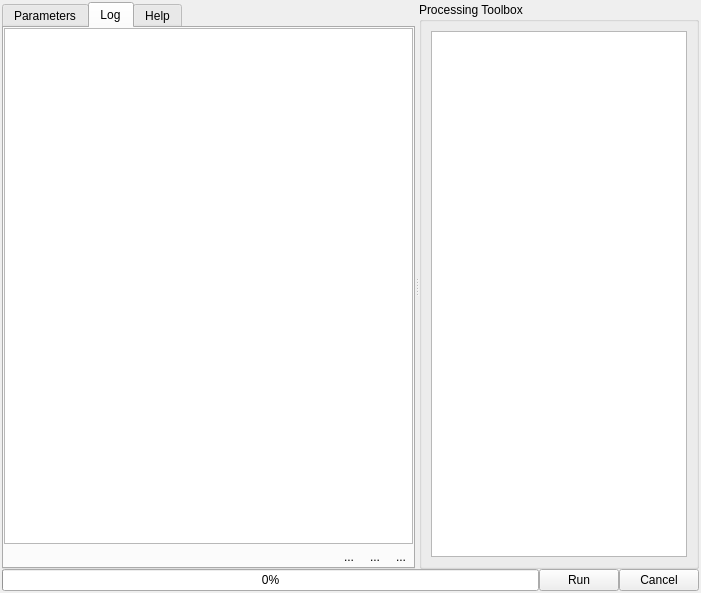
Before: the Qt Designer form qps/speclib/ui/spectralprocessingwidget.ui in EnMAP-Box/qgispluginsupport, drawn with Qt 5.
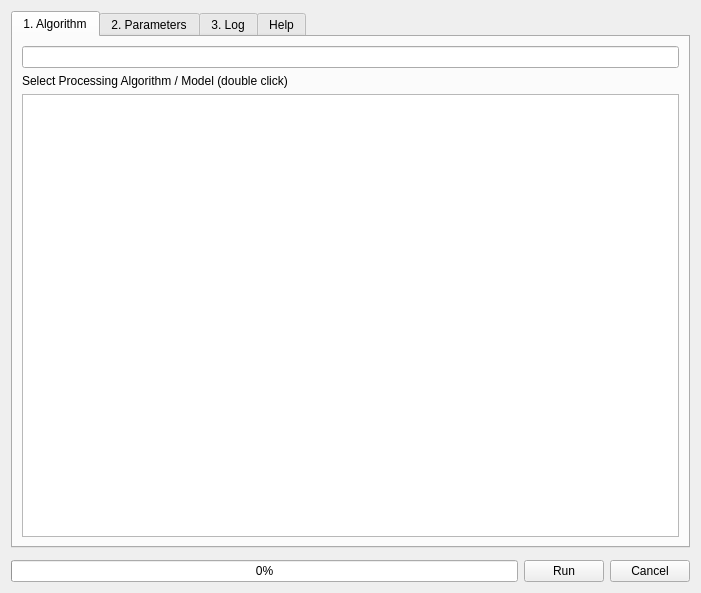
After: the same form once the commit is applied. The open tabs and pages were chosen to show the change. Icons and pictures are not drawn. Custom widgets are drawn as their Qt base class.

Commit message: SpectralProcessingWidget: changed layout and icon, added filter box for processing algorithms

```diff
--- a/qps/speclib/ui/spectralprocessingwidget.ui
+++ b/qps/speclib/ui/spectralprocessingwidget.ui
@@ -17,24 +17,9 @@
    <iconset resource="../../../../QGIS/images/images.qrc">
     <normaloff>:/images/themes/default/mActionAddExpression.svg</normaloff>:/images/themes/default/mActionAddExpression.svg</iconset>
   </property>
-  <layout class="QVBoxLayout" name="verticalLayout_4">
-   <property name="spacing">
-    <number>0</number>
-   </property>
-   <property name="leftMargin">
-    <number>2</number>
-   </property>
-   <property name="topMargin">
-    <number>2</number>
-   </property>
-   <property name="rightMargin">
-    <number>2</number>
-   </property>
-   <property name="bottomMargin">
-    <number>2</number>
-   </property>
+  <layout class="QVBoxLayout" name="verticalLayout_3">
    <item>
-    <widget class="QSplitter" name="splitter_2">
+    <widget class="QSplitter" name="splitter">
      <property name="sizePolicy">
       <sizepolicy hsizetype="Expanding" vsizetype="Preferred">
        <horstretch>0</horstretch>
@@ -54,9 +39,43 @@
       <property name="currentIndex">
        <number>0</number>
       </property>
+      <widget class="QWidget" name="tabProcessingAlgorithm">
+       <attribute name="title">
+        <string>1. Algorithm</string>
+       </attribute>
+       <layout class="QVBoxLayout" name="verticalLayout_4">
+        <item>
+         <widget class="QgsFilterLineEdit" name="tbAlgorithmFilter">
+          <property name="qgisRelation" stdset="0">
+           <string notr="true"/>
+          </property>
+         </widget>
+        </item>
+        <item>
+         <widget class="QLabel" name="label">
+          <property name="text">
+           <string>Select Processing Algorithm / Model (double click)</string>
+          </property>
+         </widget>
+        </item>
+        <item>
+         <widget class="SpectralProcessingAlgorithmTreeView" name="mTreeViewAlgorithms">
+          <property name="dragEnabled">
+           <bool>true</bool>
+          </property>
+          <property name="dragDropMode">
+           <enum>QAbstractItemView::DragOnly</enum>
+          </property>
+          <attribute name="headerVisible">
+           <bool>false</bool>
+          </attribute>
+         </widget>
+        </item>
+       </layout>
+      </widget>
       <widget class="QWidget" name="tabCurrentParameters">
        <attribute name="title">
-        <string>Parameters</string>
+        <string>2. Parameters</string>
        </attribute>
        <layout class="QVBoxLayout" name="verticalLayout">
         <item>
@@ -99,7 +118,7 @@
       </widget>
       <widget class="QWidget" name="tabLog">
        <attribute name="title">
-        <string>Log</string>
+        <string>3. Log</string>
        </attribute>
        <layout class="QVBoxLayout" name="verticalLayout_5">
         <property name="spacing">
@@ -196,26 +215,6 @@
        </layout>
       </widget>
      </widget>
-     <widget class="QGroupBox" name="groupBox">
-      <property name="title">
-       <string>Processing Toolbox</string>
-      </property>
-      <layout class="QVBoxLayout" name="verticalLayout_2">
-       <item>
-        <widget class="SpectralProcessingAlgorithmTreeView" name="mTreeViewAlgorithms">
-         <property name="dragEnabled">
-          <bool>true</bool>
-         </property>
-         <property name="dragDropMode">
-          <enum>QAbstractItemView::DragOnly</enum>
-         </property>
-         <attribute name="headerVisible">
-          <bool>false</bool>
-         </attribute>
-        </widget>
-       </item>
-      </layout>
-     </widget>
     </widget>
    </item>
    <item>
@@ -319,6 +318,11 @@
   </action>
  </widget>
  <customwidgets>
+  <customwidget>
+   <class>QgsFilterLineEdit</class>
+   <extends>QLineEdit</extends>
+   <header>qgsfilterlineedit.h</header>
+  </customwidget>
   <customwidget>
    <class>SpectralProcessingAlgorithmTreeView</class>
    <extends>QTreeView</extends>
```
Left out of the diff: 28 changed lines with no effect on the pictures. The commit also changes 6 other files.
